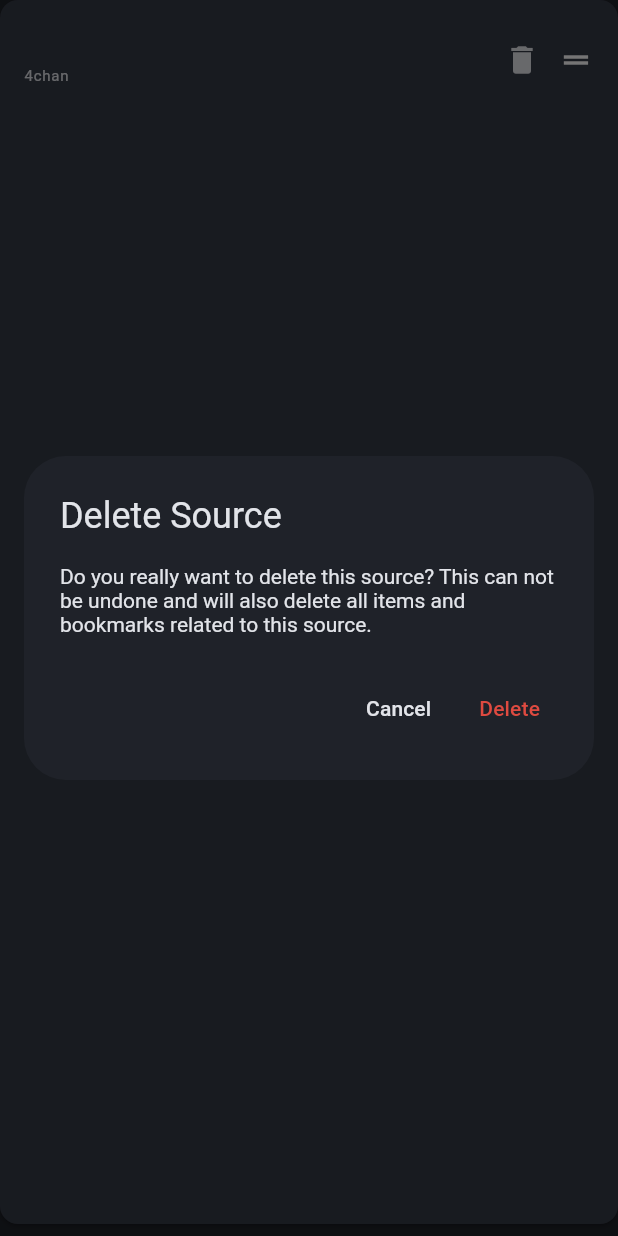
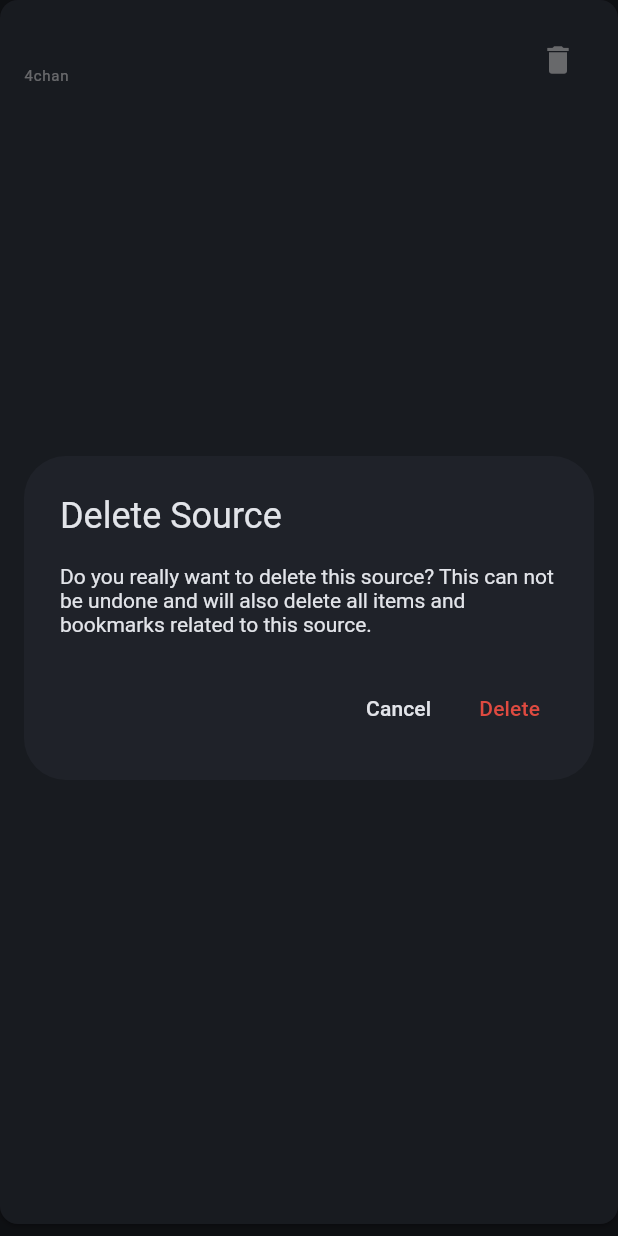
Before and after one commit to feeddeck/feeddeck, a Flutter app: the SourceListItem widget shown alone on an empty page, opened directly with empty values, after a tap on the "delete" icon, on a phone screen of 412 x 824 dp. Run offline on Flutter 3.47's test engine with Material 3 defaults, Android fonts, the light colour scheme and no system bars; our stand-ins replace app_links, cached_network_image, carousel_slider, file_picker, flutter_cache_manager, flutter_markdown and 11 more; missing offline and left inert: html2md, just_audio_media_kit, media_kit, media_kit_video, piped_client, purchases_flutter and 2 more; accounts and stored records are empty.

Commit message:
Remove Drag Handles from Sources (#260)
Remove the drag handle icon from the sources. The icon was used together
with the `ReorderableDragStartListener` widget to sort the sources. This
can now be done without the icon, because we wrap the source card widget
within the `ReorderableDragStartListener` widget.

```diff
--- a/app/lib/widgets/source/source_list_item.dart
+++ b/app/lib/widgets/source/source_list_item.dart
@@ -110,7 +110,9 @@ class _SourceListItemState extends State<SourceListItem> {
 
   @override
   Widget build(BuildContext context) {
-    return Card(
+    return ReorderableDragStartListener(
+      index: widget.sourceIndex,
+      child: Card(
         color: Constants.secondary,
         margin: const EdgeInsets.only(bottom: Constants.spacingSmall),
         shape: RoundedRectangleBorder(borderRadius: BorderRadius.circular(12)),
@@ -128,14 +130,22 @@ class _SourceListItemState extends State<SourceListItem> {
                       children: [
                         Text(
                           Characters(widget.source.title)
-                            .replaceAll(Characters(''), Characters('\u{200B}'))
+                              .replaceAll(
+                                Characters(''),
+                                Characters('\u{200B}'),
+                              )
                               .toString(),
                           maxLines: 1,
-                        style: const TextStyle(overflow: TextOverflow.ellipsis),
+                          style: const TextStyle(
+                            overflow: TextOverflow.ellipsis,
+                          ),
                         ),
                         Text(
                           Characters(widget.source.type.toLocalizedString())
-                            .replaceAll(Characters(''), Characters('\u{200B}'))
+                              .replaceAll(
+                                Characters(''),
+                                Characters('\u{200B}'),
+                              )
                               .toString(),
                           maxLines: 1,
                           style: const TextStyle(
@@ -153,15 +163,12 @@ class _SourceListItemState extends State<SourceListItem> {
                             ? const ElevatedButtonProgressIndicator()
                             : const Icon(Icons.delete),
                   ),
-                ReorderableDragStartListener(
-                  index: widget.sourceIndex,
-                  child: Icon(Icons.drag_handle),
-                ),
                 ],
               ),
             ),
           ],
         ),
+      ),
     );
   }
 }
```
Lines whose indentation alone changed are shown as unchanged.
